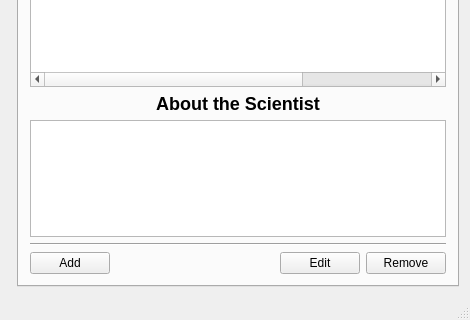
Above: code/ui/mainwindow.ui from Danielos15/Skil-1-Verklegt-n-mskei-1 before the change; both pictures show x 0 to 470 and y 225 to 545 of the 470 by 545 pixel window. Below: the same form after it.
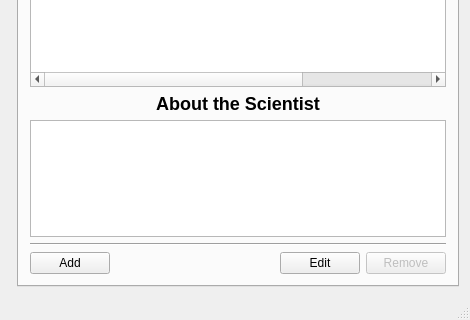
That is the form after the change.

The edit to the form file:
```diff
--- a/code/ui/mainwindow.ui
+++ b/code/ui/mainwindow.ui
@@ -251,6 +251,9 @@
          <layout class="QGridLayout" name="gridLayout">
           <item row="0" column="3">
            <widget class="QPushButton" name="button_sci_remove">
+            <property name="enabled">
+             <bool>false</bool>
+            </property>
             <property name="text">
              <string>Remove</string>
             </property>
```
Left out of the diff: 8 changed lines with no effect on the pictures.
